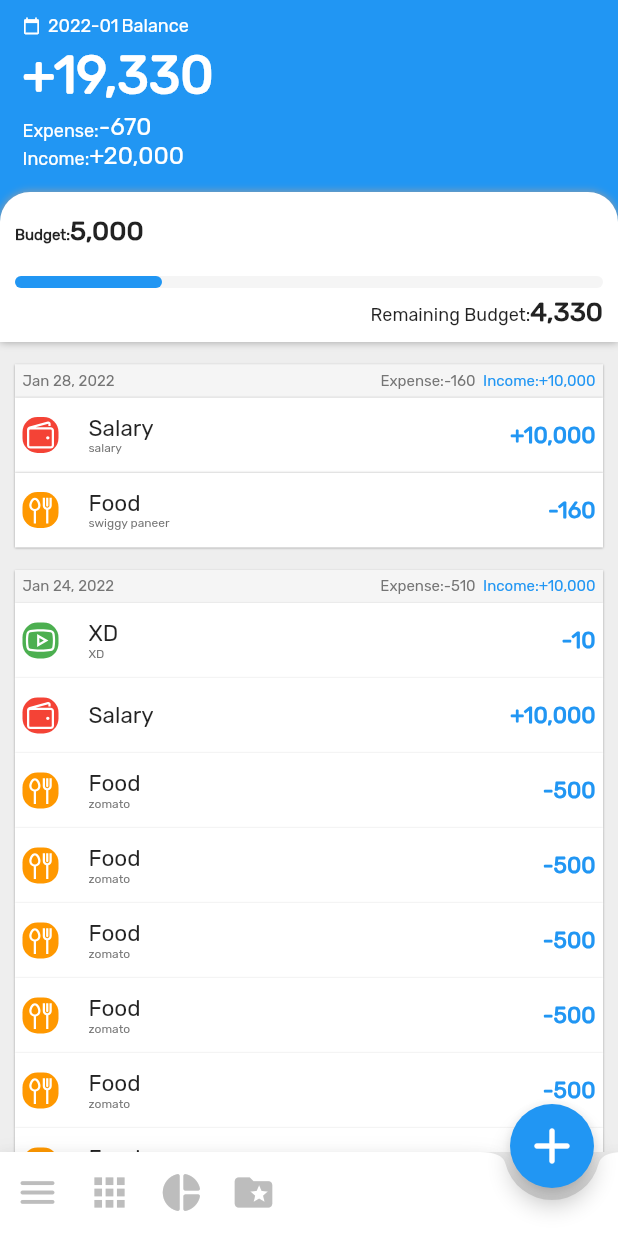
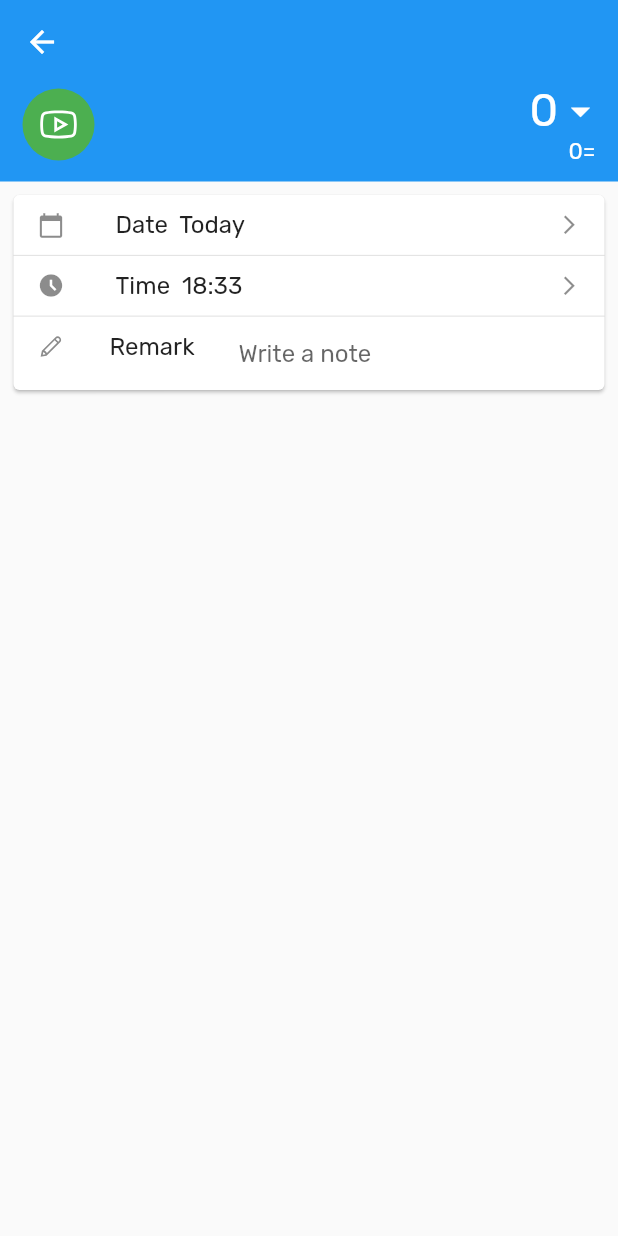
Before and after one commit to imcybergeek/budget, a Flutter app: the screen it shows after launch, after a tap on the "add" icon, on a phone screen of 412 x 824 dp. Run offline on Flutter 3.47's test engine with Material 2 defaults, Android fonts, the phone set to English and light mode, and no system bars; drawn by our look-alikes of percent_indicator; our stand-ins replace line_icons.

Commit message:
Finished second screen UI, working on popUp sheets now

```diff
--- a/lib/main.dart
+++ b/lib/main.dart
@@ -2,6 +2,7 @@ import 'package:flutter/material.dart';
 import 'package:flutter/services.dart';
 import 'package:line_icons/line_icons.dart';
 import 'package:percent_indicator/percent_indicator.dart';
+import 'route_generator.dart';
 
 void main() {
   runApp(MyApp());
@@ -23,7 +24,8 @@ class MyApp extends StatelessWidget {
           primarySwatch: Colors.blue,
           fontFamily: 'Rubik',
         ),
-        home: MyHomePage(),
+        initialRoute: '/',
+        onGenerateRoute: RouteGenerator.generateRoute,
       ),
     );
   }
@@ -493,7 +495,13 @@ class _MyHomePageState extends State<MyHomePage> {
                       Icons.add_rounded,
                       size: 40,
                     ),
-                    onPressed: () {}),
+                    onPressed: () {
+                      // Pushing a named route
+                      Navigator.of(context).pushNamed(
+                        '/second',
+                        arguments: 'Hello there from the first page!',
+                      );
+                    }),
               )
             : null,
         floatingActionButtonLocation: FloatingActionButtonLocation.endDocked,
--- /dev/null
+++ b/lib/route_generator.dart
@@ -0,0 +1,43 @@
+import 'package:budget/screens/new_IO_screen.dart';
+import 'package:flutter/material.dart';
+import 'package:budget/main.dart';
+
+class RouteGenerator {
+  static Route<dynamic> generateRoute(RouteSettings settings) {
+    // Getting arguments passed in while calling Navigator.pushNamed
+    final args = settings.arguments;
+
+    switch (settings.name) {
+      case '/':
+        return MaterialPageRoute(builder: (_) => MyHomePage());
+      case '/second':
+        // Validation of correct data type
+        if (args is String) {
+          return MaterialPageRoute(
+            builder: (_) => NewIOScreen(
+              data: args,
+            ),
+          );
+        }
+        // If args is not of the correct type, return an error page.
+        // You can also throw an exception while in development.
+        return _errorRoute();
+      default:
+        // If there is no such named route in the switch statement, e.g. /third
+        return _errorRoute();
+    }
+  }
+
+  static Route<dynamic> _errorRoute() {
+    return MaterialPageRoute(builder: (_) {
+      return Scaffold(
+        appBar: AppBar(
+          title: Text('Error'),
+        ),
+        body: Center(
+          child: Text('ERROR'),
+        ),
+      );
+    });
+  }
+}
--- /dev/null
+++ b/lib/screens/new_IO_screen.dart
@@ -0,0 +1,198 @@
+import 'package:budget/main.dart';
+import 'package:flutter/material.dart';
+import 'package:line_icons/line_icons.dart';
+
+class NewIOScreen extends StatelessWidget {
+  final String data;
+  const NewIOScreen({Key? key, required this.data}) : super(key: key);
+
+  @override
+  Widget build(BuildContext context) {
+    return Scaffold(
+      appBar: AppBar(
+        elevation: 0,
+      ),
+      body: Column(
+        children: [
+          Stack(
+            children: [
+              Container(
+                height: 65,
+                color: Theme.of(context).colorScheme.primary,
+                width: double.infinity,
+              ),
+              Padding(
+                padding: const EdgeInsets.only(bottom: 10),
+                child: Padding(
+                  padding: const EdgeInsets.only(left: 15, right: 10),
+                  child: Column(
+                    children: [
+                      Row(
+                        children: [
+                          Container(
+                            decoration: BoxDecoration(
+                              color: Colors.green,
+                              borderRadius: BorderRadius.circular(50),
+                            ),
+                            child: IconButton(
+                              icon: Icon(
+                                LineIcons.youtube,
+                                color: Colors.white,
+                              ),
+                              iconSize: 30,
+                              onPressed: () {
+                                showModalBottomSheet<void>(
+                                  context: context,
+                                  builder: (BuildContext context) {
+                                    return Container(
+                                      height: 200,
+                                      color: Colors.amber,
+                                      child: Center(
+                                        child: Column(
+                                          mainAxisAlignment:
+                                              MainAxisAlignment.center,
+                                          mainAxisSize: MainAxisSize.min,
+                                          children: <Widget>[
+                                            const Text('Modal BottomSheet'),
+                                            ElevatedButton(
+                                              child: const Text(
+                                                  'Close BottomSheet'),
+                                              onPressed: () =>
+                                                  Navigator.pop(context),
+                                            )
+                                          ],
+                                        ),
+                                      ),
+                                    );
+                                  },
+                                );
+                              },
+                            ),
+                          ),
+                          Spacer(),
+                          Column(
+                            crossAxisAlignment: CrossAxisAlignment.end,
+                            children: [
+                              Row(
+                                children: [
+                                  CustomText(
+                                    text: "0",
+                                    size: 30,
+                                    color: Colors.white,
+                                  ),
+                                  Icon(
+                                    Icons.arrow_drop_down,
+                                    size: 30,
+                                    color: Colors.white,
+                                  )
+                                ],
+                              ),
+                              Padding(
+                                padding: const EdgeInsets.only(right: 5),
+                                child: CustomText(
+                                  text: "0=",
+                                  size: 15,
+                                  color: Colors.white,
+                                ),
+                              )
+                            ],
+                          ),
+                        ],
+                      )
+                    ],
+                  ),
+                ),
+              ),
+            ],
+          ),
+          Padding(
+            padding: const EdgeInsets.all(5),
+            child: Card(
+              child: Column(
+                children: [
+                  optionTile(
+                    leading: Icons.calendar_today,
+                    text: "Date  Today",
+                    trailing: Icons.arrow_forward_ios,
+                  ),
+                  Divider(
+                    height: 0.5,
+                  ),
+                  optionTile(
+                    leading: Icons.access_time_filled,
+                    text: "Time  18:33",
+                    trailing: Icons.arrow_forward_ios,
+                  ),
+                  Divider(
+                    height: 0.5,
+                  ),
+                  Stack(
+                    children: [
+                      ListTile(
+                        visualDensity:
+                            VisualDensity(horizontal: -4, vertical: -4),
+                        leading: Icon(
+                          LineIcons.pen,
+                          size: 18,
+                        ),
+                        title: CustomText(
+                          text: "Remark",
+                          size: 16,
+                        ),
+                      ),
+                      Padding(
+                        padding: const EdgeInsets.only(
+                            left: 150, top: 15, bottom: 15),
+                        child: SizedBox(
+                          width: 225,
+                          child: TextField(
+                            keyboardType: TextInputType.multiline,
+                            maxLines: null,
+                            decoration: new InputDecoration.collapsed(
+                                hintText: 'Write a note'),
+                          ),
+                        ),
+                      ),
+                    ],
+                  ),
+                ],
+              ),
+            ),
+          ),
+        ],
+      ),
+    );
+  }
+}
+
+class optionTile extends StatelessWidget {
+  final IconData leading;
+  final String text;
+  final IconData trailing;
+  const optionTile({
+    Key? key,
+    required this.leading,
+    required this.text,
+    required this.trailing,
+  }) : super(key: key);
+
+  @override
+  Widget build(BuildContext context) {
+    return ListTile(
+      visualDensity: VisualDensity(horizontal: -2, vertical: -2),
+      leading: Icon(
+        leading,
+        size: 18,
+      ),
+      title: CustomText(
+        text: text,
+        size: 16,
+      ),
+      trailing: Icon(
+        trailing,
+        size: 15,
+      ),
+      dense: true,
+    );
+  }
+}
--- /dev/null
+++ b/lib/screens/popUp_screen.dart
@@ -0,0 +1,57 @@
+import 'package:flutter/material.dart';
+
+void main() => runApp(const MyApp());
+
+class MyApp extends StatelessWidget {
+  const MyApp({Key? key}) : super(key: key);
+
+  static const String _title = 'Flutter Code Sample';
+
+  @override
+  Widget build(BuildContext context) {
+    return MaterialApp(
+      title: _title,
+      home: Scaffold(
+        appBar: AppBar(title: const Text(_title)),
+        body: const MyStatelessWidget(),
+      ),
+    );
+  }
+}
+
+class MyStatelessWidget extends StatelessWidget {
+  const MyStatelessWidget({Key? key}) : super(key: key);
+
+  @override
+  Widget build(BuildContext context) {
+    return Center(
+      child: ElevatedButton(
+        child: const Text('showModalBottomSheet'),
+        onPressed: () {
+          showModalBottomSheet<void>(
+            context: context,
+            builder: (BuildContext context) {
+              return Container(
+                height: 200,
+                color: Colors.amber,
+                child: Center(
+                  child: Column(
+                    mainAxisAlignment: MainAxisAlignment.center,
+                    mainAxisSize: MainAxisSize.min,
+                    children: <Widget>[
+                      const Text('Modal BottomSheet'),
+                      ElevatedButton(
+                        child: const Text('Close BottomSheet'),
+                        onPressed: () => Navigator.pop(context),
+                      )
+                    ],
+                  ),
+                ),
+              );
+            },
+          );
+        },
+      ),
+    );
+  }
+}
```
